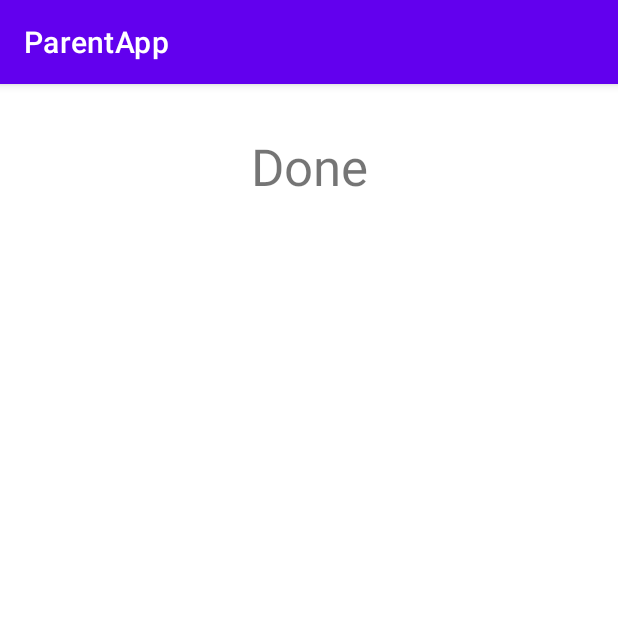
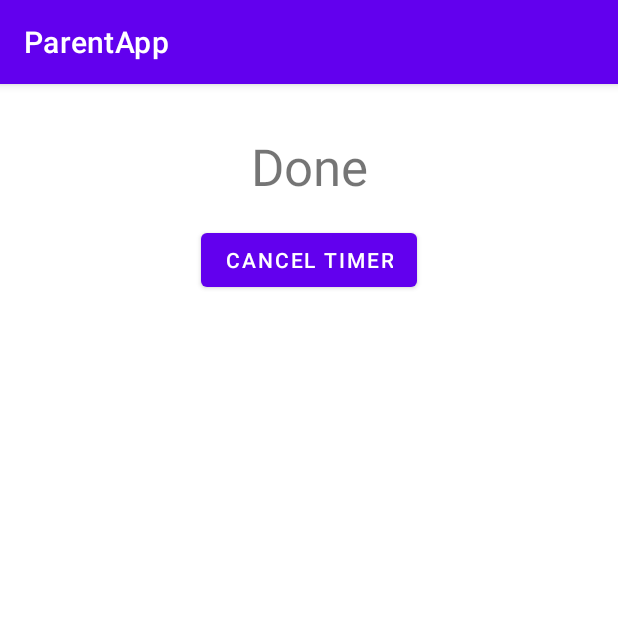
Before and after one commit to harjap60/Parent-App, an Android app: the TimerActivity screen opened directly, with no data from a screen before it, on a phone screen of 412 x 824 dp, the top half of it. Run offline under Robolectric (Android 15) with nearby library versions, the phone set to English and light mode, and no system bars.

Commit message:
Moved timer to function scope. Added button to cancel timer.

```diff
--- a/app/src/main/java/com/cmpt276/parentapp/TimerActivity.java
+++ b/app/src/main/java/com/cmpt276/parentapp/TimerActivity.java
@@ -4,6 +4,7 @@ import android.content.Context;
 import android.content.Intent;
 import android.os.Bundle;
 import android.os.CountDownTimer;
+import android.widget.Button;
 import android.widget.TextView;
 
 import androidx.appcompat.app.AppCompatActivity;
@@ -15,7 +16,6 @@ public class TimerActivity extends AppCompatActivity {
     public static final int COUNT_DOWN_INTERVAL = 1000;
     public static final int SECONDS_IN_MINUTE = 60;
     public static final String TIMER_DURATION = "TIMER_DURATION_TAG";
-    private CountDownTimer timer = null;
 
     public static Intent getIntentWithDurationMinutes(Context context, int duration) {
         Intent i = new Intent(context, TimerActivity.class);
@@ -34,7 +34,7 @@ public class TimerActivity extends AppCompatActivity {
     private void setupTimer() {
         long duration = this.getIntent().getIntExtra(TIMER_DURATION, 0);
         TextView tvTimerRemaining = this.findViewById(R.id.tvTimeRemaining);
-        timer = new CountDownTimer(duration * COUNT_DOWN_INTERVAL, COUNT_DOWN_INTERVAL) {
+        CountDownTimer timer = new CountDownTimer(duration * COUNT_DOWN_INTERVAL, COUNT_DOWN_INTERVAL) {
             @Override
             public void onTick(long millisUntilFinished) {
                 long totalSeconds = millisUntilFinished / COUNT_DOWN_INTERVAL;
@@ -49,8 +49,15 @@ public class TimerActivity extends AppCompatActivity {
             public void onFinish() {
                 tvTimerRemaining.setText(R.string.timer_activity_end_message);
             }
+        };
 
-        };
+        Button btnTimerCancel = this.findViewById(R.id.btnTimerCancel);
+
+        btnTimerCancel.setOnClickListener(v -> {
+            timer.cancel();
+            finish();
+        });
+
         timer.start();
     }
 }
--- a/app/src/main/res/layout/activity_timer_running.xml
+++ b/app/src/main/res/layout/activity_timer_running.xml
@@ -15,4 +15,14 @@
         app:layout_constraintStart_toStartOf="parent"
         app:layout_constraintTop_toTopOf="parent" />
 
+    <Button
+        android:id="@+id/btnTimerCancel"
+        android:layout_width="wrap_content"
+        android:layout_height="wrap_content"
+        android:layout_marginTop="16dp"
+        android:text="@string/btn_timer_cancel"
+        app:layout_constraintEnd_toEndOf="parent"
+        app:layout_constraintStart_toStartOf="parent"
+        app:layout_constraintTop_toBottomOf="@+id/tvTimeRemaining" />
+
 </androidx.constraintlayout.widget.ConstraintLayout>
--- a/app/src/main/res/values/strings.xml
+++ b/app/src/main/res/values/strings.xml
@@ -18,4 +18,5 @@
     <string name="dialog_custom_duration_start_button">Start</string>
     <string name="dialog_custom_duration_dialog_cancel">Cancel</string>
     <string name="dialog_custom_duration_hint">Minutes</string>
+    <string name="btn_timer_cancel">Cancel Timer</string>
 </resources>
```
